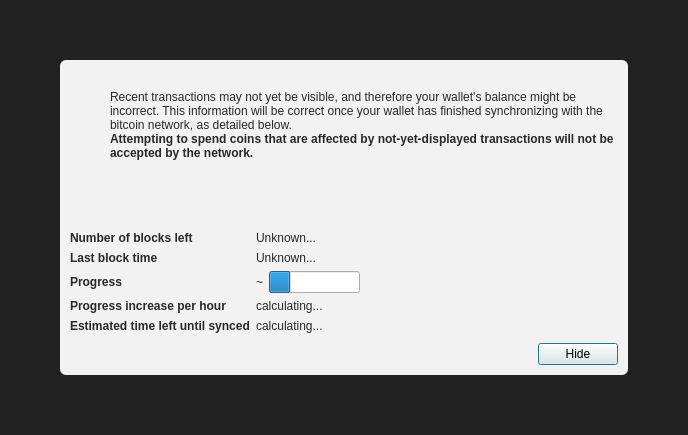
This is src/qt/forms/chainsyncwarning.ui in ecoinchain/ecoin as Qt 5 draws it before an edit. The edited form follows.
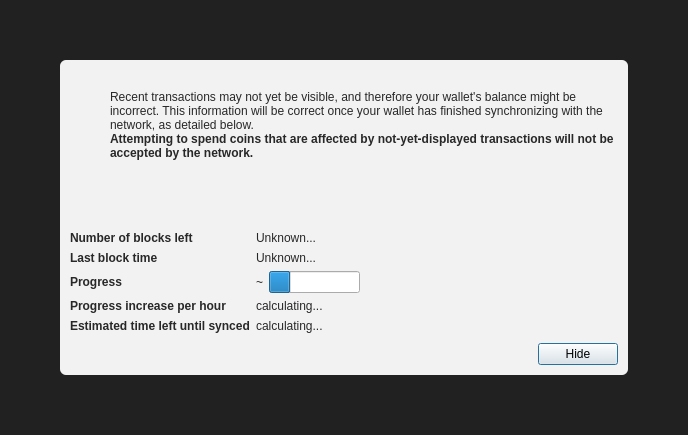
This is the edited form. Icons and pictures are not drawn. Custom widgets are drawn as their Qt base class.

Commit message: more fix bitcoin string

What changed in the file:
```diff
--- a/src/qt/forms/chainsyncwarning.ui
+++ b/src/qt/forms/chainsyncwarning.ui
@@ -130,7 +130,7 @@
              <item>
               <widget class="QLabel" name="infoText">
                <property name="text">
-                <string>Recent transactions may not yet be visible, and therefore your wallet's balance might be incorrect. This information will be correct once your wallet has finished synchronizing with the bitcoin network, as detailed below.</string>
+                <string>Recent transactions may not yet be visible, and therefore your wallet's balance might be incorrect. This information will be correct once your wallet has finished synchronizing with the network, as detailed below.</string>
                </property>
                <property name="textFormat">
                 <enum>Qt::RichText</enum>
```
The commit also changes 2 other files.
